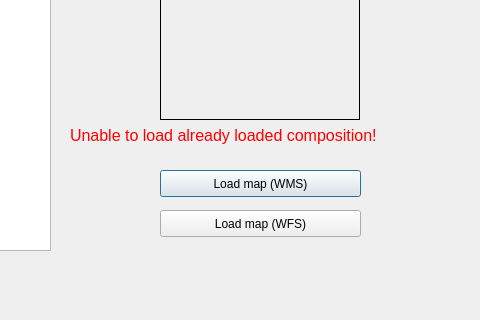
Above: dlg_addMap.ui from LESPROJEKT/qgis-layman-plugin before the change; both pictures show x 300 to 780 and y 130 to 450 of the 780 by 450 pixel window. Below: the same form after it.
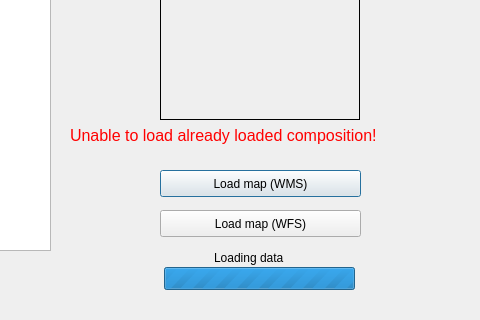
That is the form after the change.

Patch:
```diff
--- a/dlg_addMap.ui
+++ b/dlg_addMap.ui
@@ -130,6 +130,38 @@
     <string>Load map (WFS)</string>
    </property>
   </widget>
+  <widget class="QLabel" name="label_loading">
+   <property name="geometry">
+    <rect>
+     <x>514</x>
+     <y>380</y>
+     <width>141</width>
+     <height>16</height>
+    </rect>
+   </property>
+   <property name="text">
+    <string>Loading data</string>
+   </property>
+  </widget>
+  <widget class="QProgressBar" name="progressBar_loader">
+   <property name="enabled">
+    <bool>true</bool>
+   </property>
+   <property name="geometry">
+    <rect>
+     <x>464</x>
+     <y>397</y>
+     <width>191</width>
+     <height>23</height>
+    </rect>
+   </property>
+   <property name="maximum">
+    <number>0</number>
+   </property>
+   <property name="value">
+    <number>0</number>
+   </property>
+  </widget>
  </widget>
  <resources/>
  <connections/>
```
